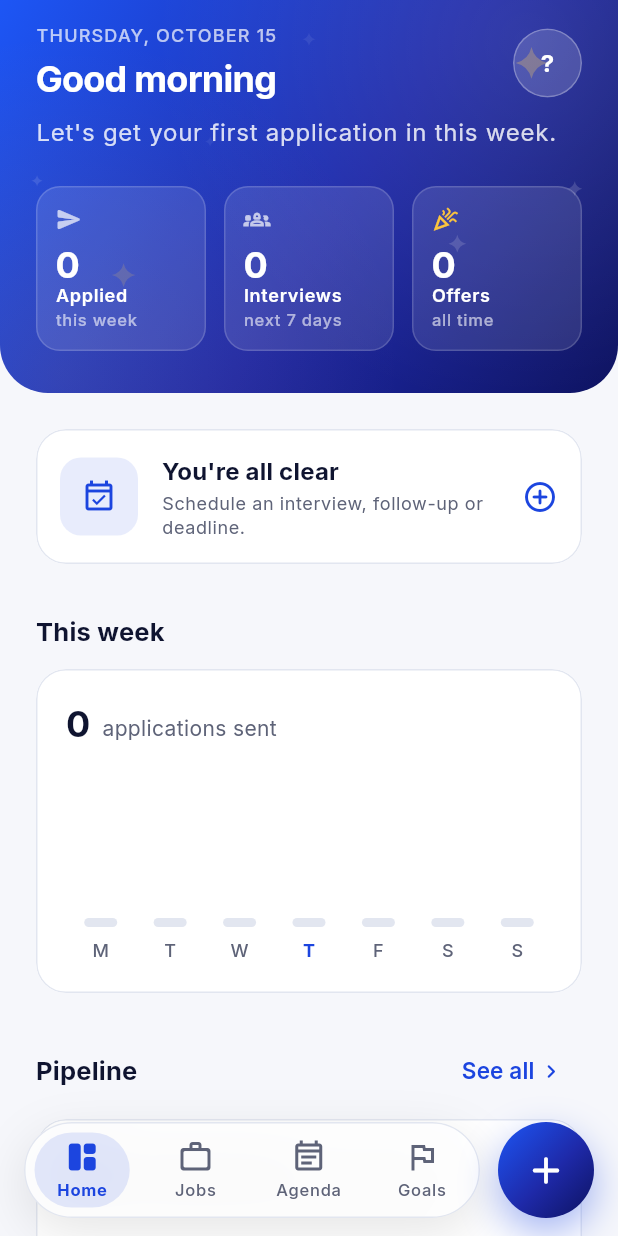
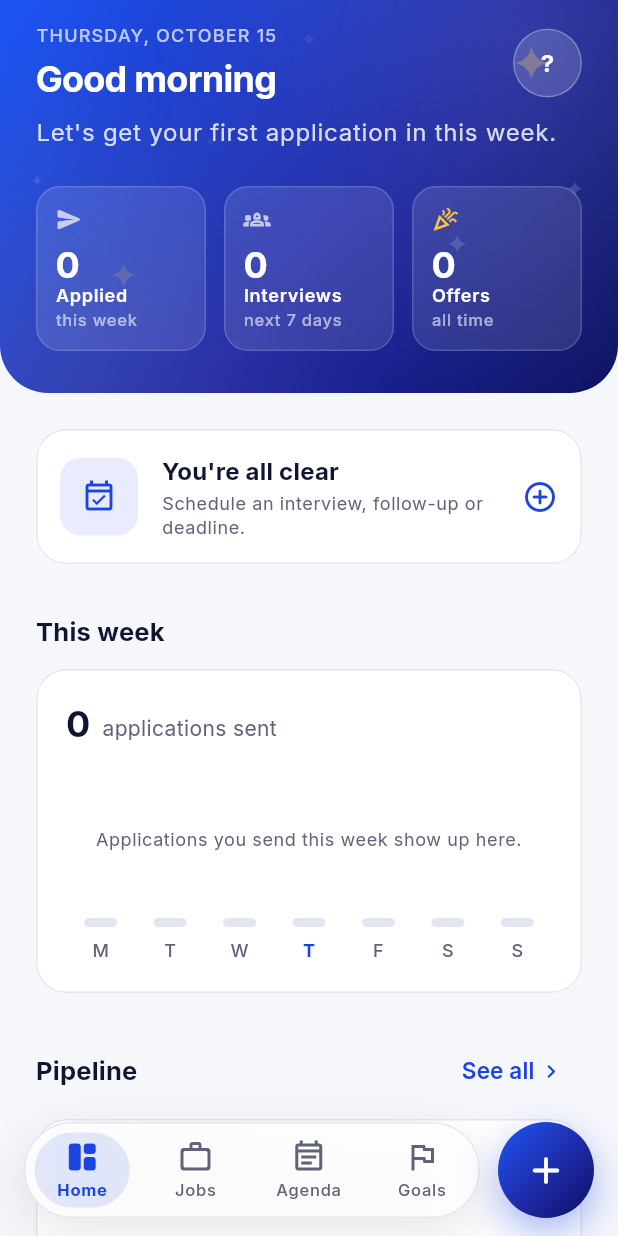
Before and after one commit to MarcEsteban04/Careerly, a Flutter app: the screen it shows once a user with an empty profile is signed in, on a phone screen of 412 x 824 dp. Run offline on Flutter 3.47's test engine with Material 3 defaults, Android fonts, the phone set to English and light mode, and no system bars; our stand-ins replace local_auth, shared_preferences, supabase_flutter; accounts and stored records are empty; statements that could not run were skipped.

Commit message:
Readable status bar after scrolling past the hero; empty-week chart hint

```diff
--- /dev/null
+++ b/lib/core/widgets/scroll_aware_status_bar.dart
@@ -0,0 +1,69 @@
+import 'package:flutter/material.dart';
+import 'package:flutter/services.dart';
+
+/// For screens that start with a dark hero: keeps status bar icons light
+/// over the hero, then, once scrolled past [threshold], switches to the
+/// theme's icon color and fades in a backdrop so the status bar stays
+/// readable over content.
+class ScrollAwareStatusBar extends StatefulWidget {
+  const ScrollAwareStatusBar({
+    super.key,
+    required this.threshold,
+    required this.child,
+  });
+
+  final double threshold;
+  final Widget child;
+
+  @override
+  State<ScrollAwareStatusBar> createState() => _ScrollAwareStatusBarState();
+}
+
+class _ScrollAwareStatusBarState extends State<ScrollAwareStatusBar> {
+  bool _overContent = false;
+
+  bool _onScroll(ScrollNotification notification) {
+    if (notification.depth == 0 &&
+        notification.metrics.axis == Axis.vertical) {
+      final over = notification.metrics.pixels > widget.threshold;
+      if (over != _overContent) setState(() => _overContent = over);
+    }
+    return false;
+  }
+
+  @override
+  Widget build(BuildContext context) {
+    final theme = Theme.of(context);
+    final isDark = theme.brightness == Brightness.dark;
+    final style = !_overContent || isDark
+        ? SystemUiOverlayStyle.light
+        : SystemUiOverlayStyle.dark;
+
+    return AnnotatedRegion<SystemUiOverlayStyle>(
+      value: style,
+      child: Stack(
+        children: [
+          NotificationListener<ScrollNotification>(
+            onNotification: _onScroll,
+            child: widget.child,
+          ),
+          Positioned(
+            top: 0,
+            left: 0,
+            right: 0,
+            height: MediaQuery.paddingOf(context).top,
+            child: IgnorePointer(
+              child: AnimatedOpacity(
+                opacity: _overContent ? 1 : 0,
+                duration: const Duration(milliseconds: 200),
+                child: ColoredBox(
+                  color: theme.scaffoldBackgroundColor.withValues(alpha: 0.94),
+                ),
+              ),
+            ),
+          ),
+        ],
+      ),
+    );
+  }
+}
--- a/lib/features/dashboard/presentation/dashboard_screen.dart
+++ b/lib/features/dashboard/presentation/dashboard_screen.dart
@@ -1,9 +1,9 @@
 import 'package:flutter/material.dart';
-import 'package:flutter/services.dart';
 
 import '../../../core/theme/app_spacing.dart';
 import '../../../core/widgets/app_card.dart';
 import '../../../core/widgets/empty_state.dart';
+import '../../../core/widgets/scroll_aware_status_bar.dart';
 import '../../../core/widgets/section_header.dart';
 import '../../../core/widgets/staggered_reveal.dart';
 import '../../../core/widgets/tab_page.dart';
@@ -57,8 +57,9 @@ class DashboardScreen extends StatelessWidget {
 
   @override
   Widget build(BuildContext context) {
-    return AnnotatedRegion<SystemUiOverlayStyle>(
-      value: SystemUiOverlayStyle.light,
+    return ScrollAwareStatusBar(
+      // Roughly where the hero's bottom edge passes under the status bar.
+      threshold: 260,
       child: RefreshIndicator(
         onRefresh: controller.load,
         edgeOffset: MediaQuery.paddingOf(context).top,
--- a/lib/features/dashboard/presentation/widgets/weekly_activity_card.dart
+++ b/lib/features/dashboard/presentation/widgets/weekly_activity_card.dart
@@ -36,7 +36,6 @@ class WeeklyActivityCard extends StatelessWidget {
     final theme = Theme.of(context);
     final colorScheme = theme.colorScheme;
     final total = perWeekday.fold(0, (sum, c) => sum + c);
-    final peak = math.max(1, perWeekday.reduce(math.max));
 
     return AppCard(
       padding: const EdgeInsets.all(AppSpacing.md + 4),
@@ -49,15 +48,17 @@ class WeeklyActivityCard extends StatelessWidget {
             children: [
               Text(
                 '$total',
-                style: theme.textTheme.headlineSmall
-                    ?.copyWith(fontWeight: FontWeight.w700),
+                style: theme.textTheme.headlineSmall?.copyWith(
+                  fontWeight: FontWeight.w700,
+                ),
               ),
               const SizedBox(width: AppSpacing.xs),
               Expanded(
                 child: Text(
                   total == 1 ? 'application sent' : 'applications sent',
-                  style: theme.textTheme.bodyMedium
-                      ?.copyWith(color: colorScheme.onSurfaceVariant),
+                  style: theme.textTheme.bodyMedium?.copyWith(
+                    color: colorScheme.onSurfaceVariant,
+                  ),
                 ),
               ),
             ],
@@ -65,7 +66,33 @@ class WeeklyActivityCard extends StatelessWidget {
           const SizedBox(height: AppSpacing.md),
           SizedBox(
             height: _chartHeight,
-            child: Row(
+            child: Stack(
+              children: [
+                _buildBars(),
+                if (total == 0)
+                  Positioned.fill(
+                    bottom: 36,
+                    child: Center(
+                      child: Text(
+                        'Applications you send this week show up here.',
+                        textAlign: TextAlign.center,
+                        style: theme.textTheme.bodySmall?.copyWith(
+                          color: colorScheme.onSurfaceVariant,
+                        ),
+                      ),
+                    ),
+                  ),
+              ],
+            ),
+          ),
+        ],
+      ),
+    );
+  }
+
+  Widget _buildBars() {
+    final peak = math.max(1, perWeekday.reduce(math.max));
+    return Row(
       crossAxisAlignment: CrossAxisAlignment.stretch,
       children: [
         for (var i = 0; i < 7; i++)
@@ -83,10 +110,6 @@ class WeeklyActivityCard extends StatelessWidget {
             ),
           ),
       ],
-            ),
-          ),
-        ],
-      ),
     );
   }
 }
@@ -110,7 +133,9 @@ class _DayBar extends StatelessWidget {
   Widget build(BuildContext context) {
     final theme = Theme.of(context);
     final colorScheme = theme.colorScheme;
-    final emphasis = isToday ? colorScheme.primary : colorScheme.onSurfaceVariant;
+    final emphasis = isToday
+        ? colorScheme.primary
+        : colorScheme.onSurfaceVariant;
     final barColor = count == 0
         ? colorScheme.outlineVariant
         : isToday
@@ -121,8 +146,10 @@ class _DayBar extends StatelessWidget {
       children: [
         Text(
           count > 0 ? '$count' : '',
-          style: theme.textTheme.labelSmall
-              ?.copyWith(fontWeight: FontWeight.w700, color: emphasis),
+          style: theme.textTheme.labelSmall?.copyWith(
+            fontWeight: FontWeight.w700,
+            color: emphasis,
+          ),
         ),
         const SizedBox(height: 4),
         // The bar takes whatever height is left, so larger text never
```
Lines whose indentation alone changed are shown as unchanged.
